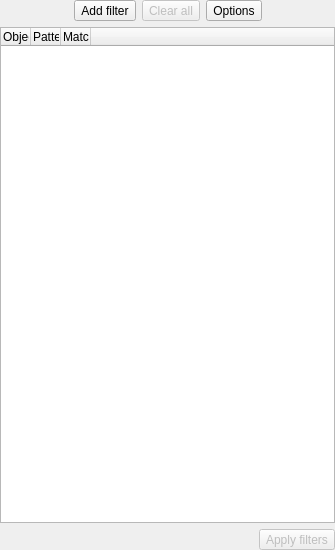
Qt form libpgmodeler_ui/ui/objectsfilterwidget.ui (pgmodeler/pgmodeler) before a commit.
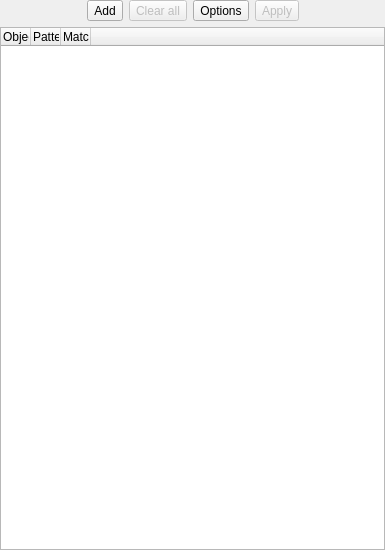
The same form after that commit. Icons and pictures are not drawn.

What changed in the file:
```diff
--- a/libpgmodeler_ui/ui/objectsfilterwidget.ui
+++ b/libpgmodeler_ui/ui/objectsfilterwidget.ui
@@ -6,7 +6,7 @@
    <rect>
     <x>0</x>
     <y>0</y>
-    <width>335</width>
+    <width>385</width>
     <height>550</height>
    </rect>
   </property>
@@ -56,7 +56,7 @@
         </sizepolicy>
        </property>
        <property name="text">
-        <string>Add filter</string>
+        <string>Add</string>
        </property>
        <property name="icon">
         <iconset resource="../res/resources.qrc">
@@ -143,6 +143,35 @@
        </property>
       </widget>
      </item>
+     <item>
+      <widget class="QToolButton" name="apply_tb">
+       <property name="enabled">
+        <bool>false</bool>
+       </property>
+       <property name="toolTip">
+        <string>Apply configured filter(s)</string>
+       </property>
+       <property name="text">
+        <string>Apply</string>
+       </property>
+       <property name="icon">
+        <iconset resource="../res/resources.qrc">
+         <normaloff>:/icones/icones/confirmar.png</normaloff>:/icones/icones/confirmar.png</iconset>
+       </property>
+       <property name="iconSize">
+        <size>
+         <width>22</width>
+         <height>22</height>
+        </size>
+       </property>
+       <property name="shortcut">
+        <string>F5</string>
+       </property>
+       <property name="toolButtonStyle">
+        <enum>Qt::ToolButtonTextBesideIcon</enum>
+       </property>
+      </widget>
+     </item>
      <item>
       <spacer name="horizontalSpacer_3">
        <property name="orientation">
@@ -269,49 +298,6 @@
      </column>
     </widget>
    </item>
-   <item>
-    <layout class="QHBoxLayout" name="horizontalLayout">
-     <item>
-      <spacer name="horizontalSpacer">
-       <property name="orientation">
-        <enum>Qt::Horizontal</enum>
-       </property>
-       <property name="sizeHint" stdset="0">
-        <size>
-         <width>40</width>
-         <height>20</height>
-        </size>
-       </property>
-      </spacer>
-     </item>
-     <item>
-      <widget class="QToolButton" name="apply_tb">
-       <property name="enabled">
-        <bool>false</bool>
-       </property>
-       <property name="toolTip">
-        <string>Apply configured filter(s)</string>
-       </property>
-       <property name="text">
-        <string>Apply filters</string>
-       </property>
-       <property name="icon">
-        <iconset resource="../res/resources.qrc">
-         <normaloff>:/icones/icones/confirmar.png</normaloff>:/icones/icones/confirmar.png</iconset>
-       </property>
-       <property name="iconSize">
-        <size>
-         <width>22</width>
-         <height>22</height>
-        </size>
-       </property>
-       <property name="toolButtonStyle">
-        <enum>Qt::ToolButtonTextBesideIcon</enum>
-       </property>
-      </widget>
-     </item>
-    </layout>
-   </item>
   </layout>
  </widget>
  <resources>
```
Left out of the diff: 9 changed lines with no effect on the pictures.
